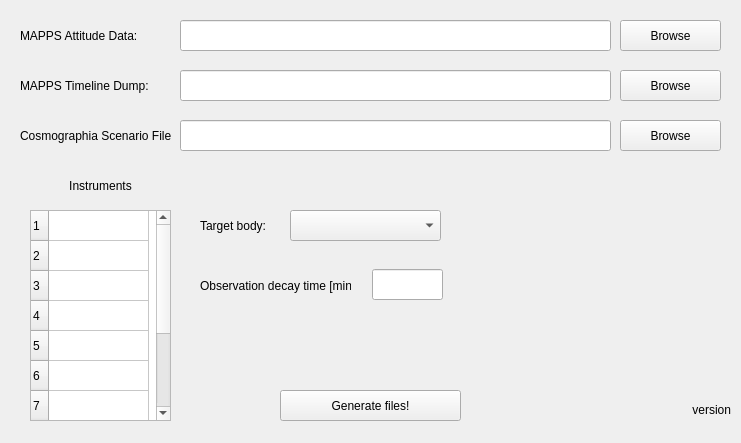
Old version of the form ui/juice_win_converter.ui in the repository MStefko/ESA-Mapps2Cosmographia.
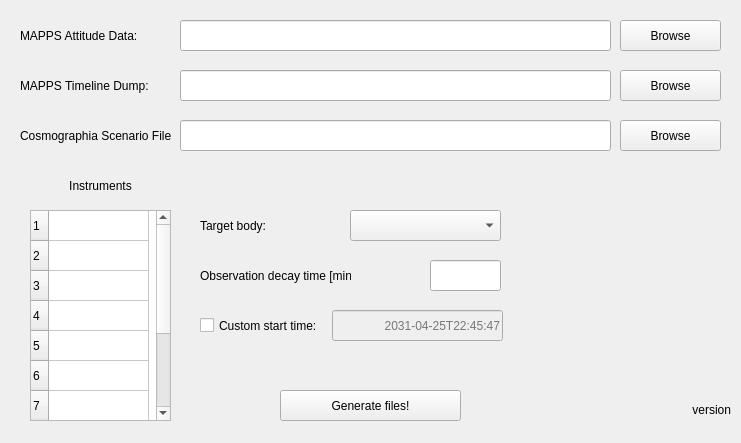
New version of the form.

Commit message: Added custom start time option.

```diff
--- a/ui/juice_win_converter.ui
+++ b/ui/juice_win_converter.ui
@@ -205,7 +205,7 @@
   <widget class="QComboBox" name="comboBox_targetList">
    <property name="geometry">
     <rect>
-     <x>290</x>
+     <x>350</x>
      <y>210</y>
      <width>151</width>
      <height>31</height>
@@ -232,7 +232,7 @@
    <property name="geometry">
     <rect>
      <x>200</x>
-     <y>270</y>
+     <y>260</y>
      <width>151</width>
      <height>31</height>
     </rect>
@@ -244,8 +244,8 @@
   <widget class="QLineEdit" name="le_ObsDecayTimeMin">
    <property name="geometry">
     <rect>
-     <x>372</x>
-     <y>269</y>
+     <x>430</x>
+     <y>260</y>
      <width>71</width>
      <height>31</height>
     </rect>
@@ -254,6 +254,38 @@
     <set>Qt::AlignRight|Qt::AlignTrailing|Qt::AlignVCenter</set>
    </property>
   </widget>
+  <widget class="QCheckBox" name="cb_startTime">
+   <property name="geometry">
+    <rect>
+     <x>200</x>
+     <y>310</y>
+     <width>121</width>
+     <height>31</height>
+    </rect>
+   </property>
+   <property name="text">
+    <string>Custom start time:</string>
+   </property>
+  </widget>
+  <widget class="QLineEdit" name="le_StartTime">
+   <property name="enabled">
+    <bool>false</bool>
+   </property>
+   <property name="geometry">
+    <rect>
+     <x>332</x>
+     <y>310</y>
+     <width>171</width>
+     <height>31</height>
+    </rect>
+   </property>
+   <property name="alignment">
+    <set>Qt::AlignRight|Qt::AlignTrailing|Qt::AlignVCenter</set>
+   </property>
+   <property name="placeholderText">
+    <string>2031-04-25T22:45:47</string>
+   </property>
+  </widget>
  </widget>
  <resources/>
  <connections>
```
Left out of the diff: 17 changed lines with no effect on the pictures. The commit also changes 16 other files.
